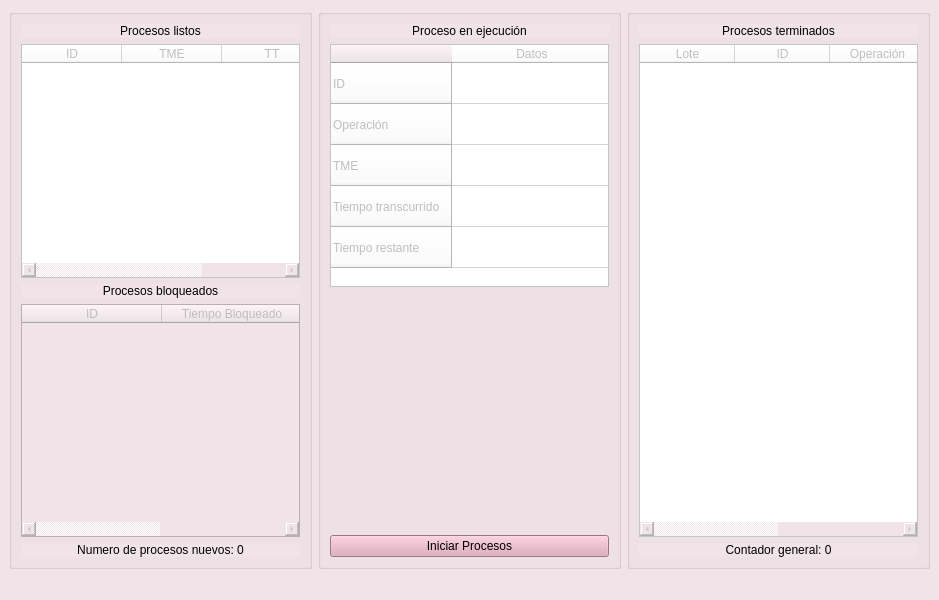
Diego-Ga-Glez/planificador, file ui/mainwindow.ui: the form before one commit.
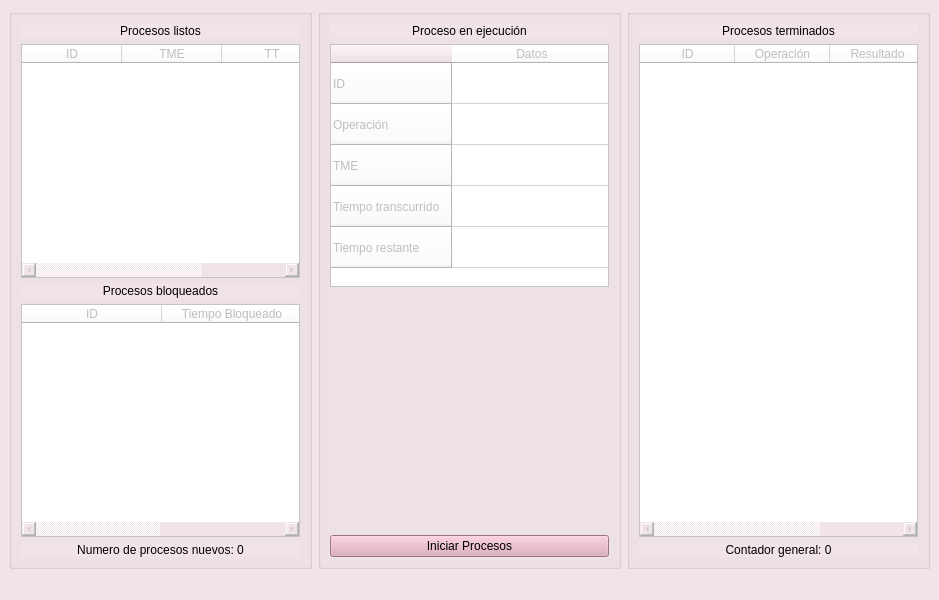
The form after the commit.

Patch:
```diff
--- a/ui/mainwindow.ui
+++ b/ui/mainwindow.ui
@@ -219,6 +219,9 @@
          <property name="enabled">
           <bool>false</bool>
          </property>
+         <property name="styleSheet">
+          <string notr="true">background-color: white;</string>
+         </property>
          <attribute name="horizontalHeaderDefaultSectionSize">
           <number>140</number>
          </attribute>
@@ -559,14 +562,12 @@
          <property name="styleSheet">
           <string notr="true">background-color: white;</string>
          </property>
+         <property name="verticalScrollBarPolicy">
+          <enum>Qt::ScrollBarAsNeeded</enum>
+         </property>
          <attribute name="horizontalHeaderDefaultSectionSize">
           <number>95</number>
          </attribute>
-         <column>
-          <property name="text">
-           <string>Lote</string>
-          </property>
-         </column>
          <column>
           <property name="text">
            <string>ID</string>
```
